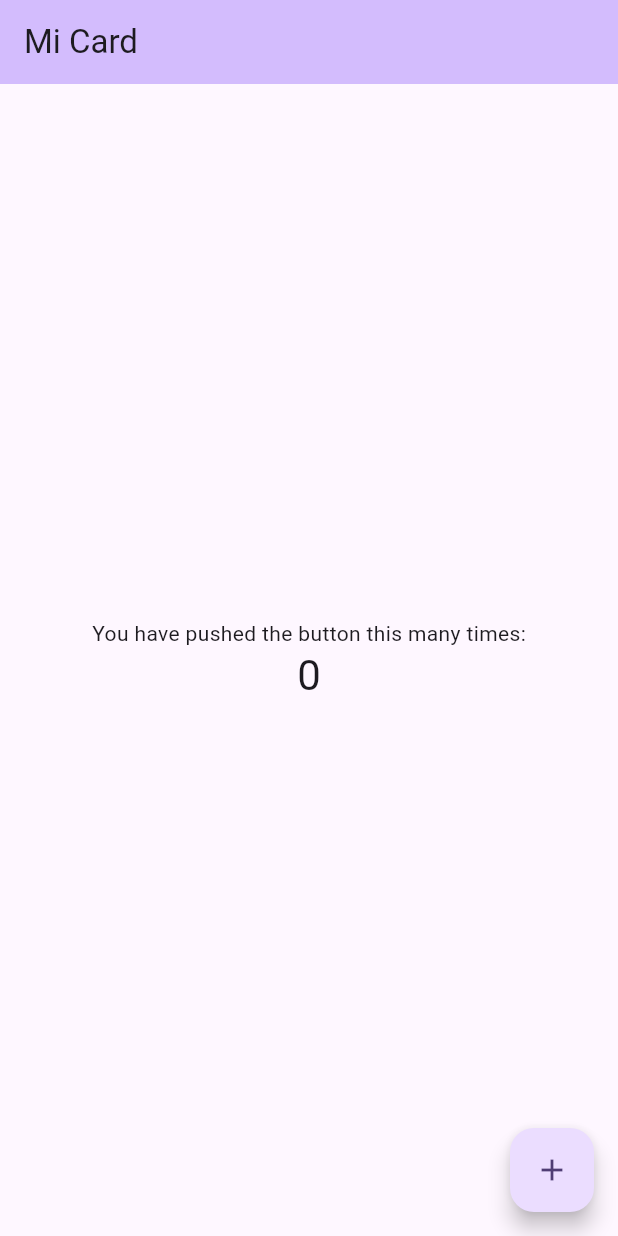
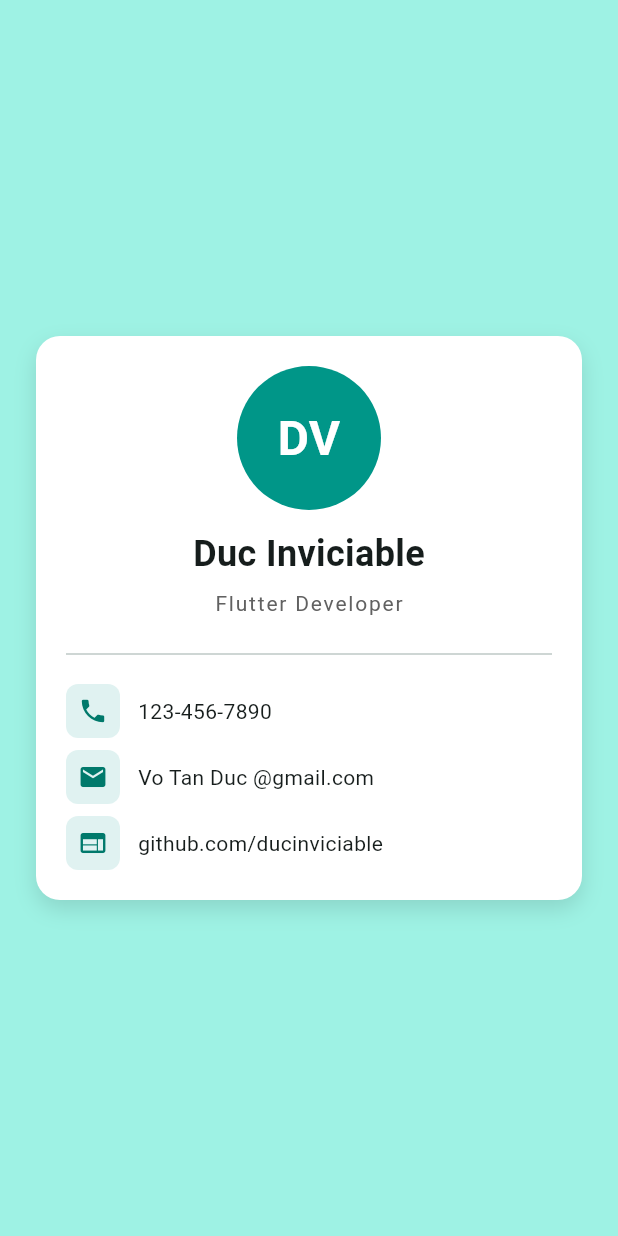
Before and after one commit to Ducinviciable/multi-platform-lab, a Flutter app: the screen it shows after launch, on a phone screen of 412 x 824 dp. Run offline on Flutter 3.47's test engine with Material 3 defaults, Android fonts, the phone set to English and light mode, and no system bars; our stand-ins replace audioplayers, flutter_svg.

Commit message:
feat: enhance Mi Card UI with improved layout and contact information display
Co-authored-by: Copilot <copilot@github.com>

```diff
--- a/mi_card/lib/main.dart
+++ b/mi_card/lib/main.dart
@@ -14,55 +14,99 @@ class MyApp extends StatelessWidget {
       title: 'Mi Card',
       theme: ThemeData(
         useMaterial3: true,
-        colorScheme: ColorScheme.fromSeed(seedColor: Colors.deepPurple),
+        colorScheme: ColorScheme.fromSeed(seedColor: Colors.teal),
       ),
-      home: const MyHomePage(title: 'Mi Card'),
+      home: const MiCardPage(),
     );
   }
 }
 
-class MyHomePage extends StatefulWidget {
-  const MyHomePage({super.key, required this.title});
-
-  final String title;
-
-  @override
-  State<MyHomePage> createState() => _MyHomePageState();
-}
-
-class _MyHomePageState extends State<MyHomePage> {
-  int _counter = 0;
-
-  void _incrementCounter() {
-    setState(() {
-      _counter++;
-    });
-  }
+class MiCardPage extends StatelessWidget {
+  const MiCardPage({super.key});
 
   @override
   Widget build(BuildContext context) {
+    final colorScheme = Theme.of(context).colorScheme;
+
     return Scaffold(
-      appBar: AppBar(
-        backgroundColor: Theme.of(context).colorScheme.inversePrimary,
-        title: Text(widget.title),
-      ),
-      body: Center(
-        child: Column(
-          mainAxisAlignment: MainAxisAlignment.center,
-          children: [
-            const Text('You have pushed the button this many times:'),
-            Text(
-              '$_counter',
-              style: Theme.of(context).textTheme.headlineMedium,
+      backgroundColor: colorScheme.primaryContainer,
+      body: SafeArea(
+        child: Center(
+          child: Container(
+            margin: const EdgeInsets.all(24),
+            padding: const EdgeInsets.all(20),
+            constraints: const BoxConstraints(maxWidth: 500),
+            decoration: BoxDecoration(
+              color: Colors.white,
+              borderRadius: BorderRadius.circular(16),
+              boxShadow: [
+                BoxShadow(
+                  color: Colors.black.withOpacity(0.12),
+                  blurRadius: 12,
+                  offset: const Offset(0, 6),
+                ),
+              ],
             ),
-          ],
+            child: Column(
+              mainAxisSize: MainAxisSize.min,
+              crossAxisAlignment: CrossAxisAlignment.center,
+              children: [
+                const CircleAvatar(
+                  radius: 48,
+                  backgroundColor: Colors.teal,
+                  child: Text(
+                    'DV',
+                    style: TextStyle(
+                      fontSize: 32,
+                      color: Colors.white,
+                      fontWeight: FontWeight.bold,
+                    ),
+                  ),
+                ),
+                const SizedBox(height: 12),
+                const Text(
+                  'Duc Inviciable',
+                  style: TextStyle(fontSize: 24, fontWeight: FontWeight.bold),
+                ),
+                const SizedBox(height: 6),
+                Text(
+                  'Flutter Developer',
+                  style: TextStyle(
+                    fontSize: 14,
+                    color: Colors.grey[700],
+                    letterSpacing: 1.2,
+                  ),
+                ),
+                const SizedBox(height: 16),
+                const Divider(),
+                const SizedBox(height: 12),
+                _contactRow(icon: Icons.phone, label: '123-456-7890'),
+                const SizedBox(height: 8),
+                _contactRow(icon: Icons.email, label: 'Vo Tan Duc @gmail.com'),
+                const SizedBox(height: 8),
+                _contactRow(icon: Icons.web, label: 'github.com/ducinviciable'),
+              ],
+            ),
+          ),
         ),
-      ),
-      floatingActionButton: FloatingActionButton(
-        onPressed: _incrementCounter,
-        tooltip: 'Increment',
-        child: const Icon(Icons.add),
       ),
     );
   }
+
+  Widget _contactRow({required IconData icon, required String label}) {
+    return Row(
+      children: [
+        Container(
+          padding: const EdgeInsets.all(8),
+          decoration: BoxDecoration(
+            color: Colors.teal.shade50,
+            borderRadius: BorderRadius.circular(8),
+          ),
+          child: Icon(icon, size: 20, color: Colors.teal.shade700),
+        ),
+        const SizedBox(width: 12),
+        Expanded(child: Text(label, style: const TextStyle(fontSize: 14))),
+      ],
+    );
+  }
 }
```
